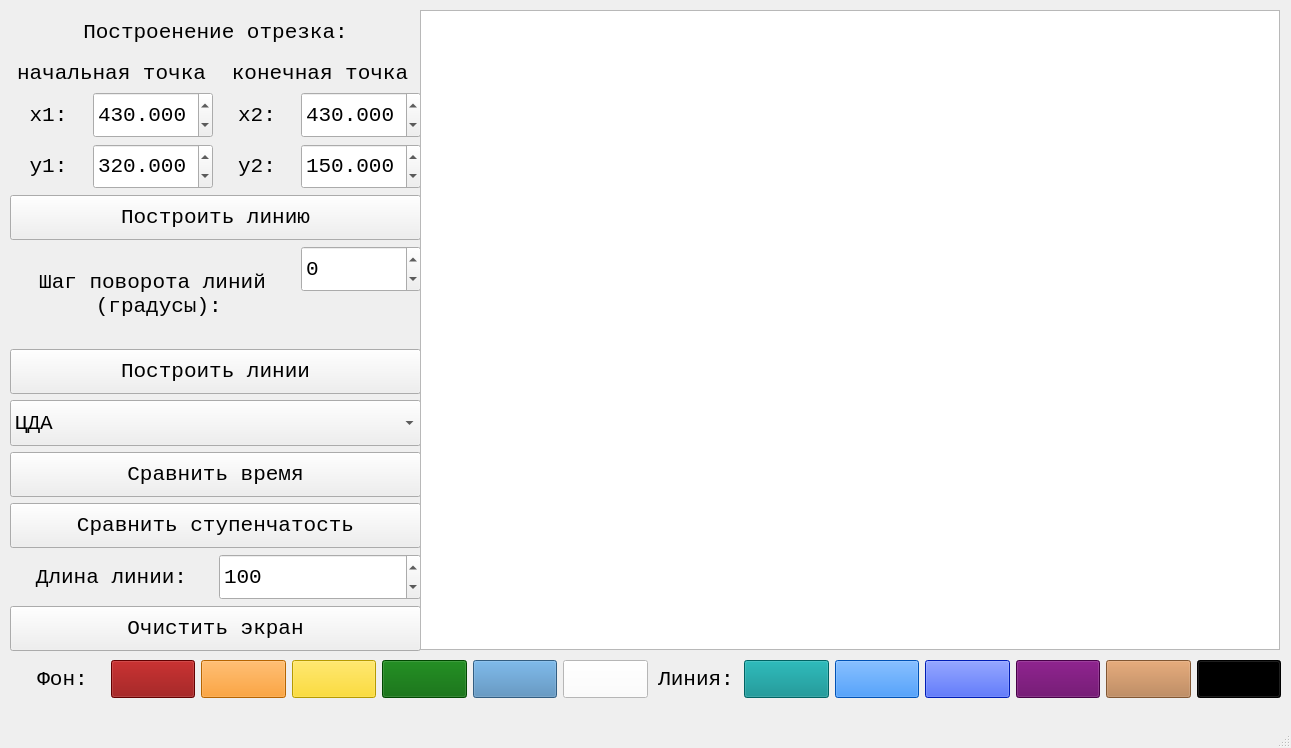
Above: lab_03_cg/mainwindow.ui from 4otis/4sem-computer-graphics before the change. Below: the same form after it.
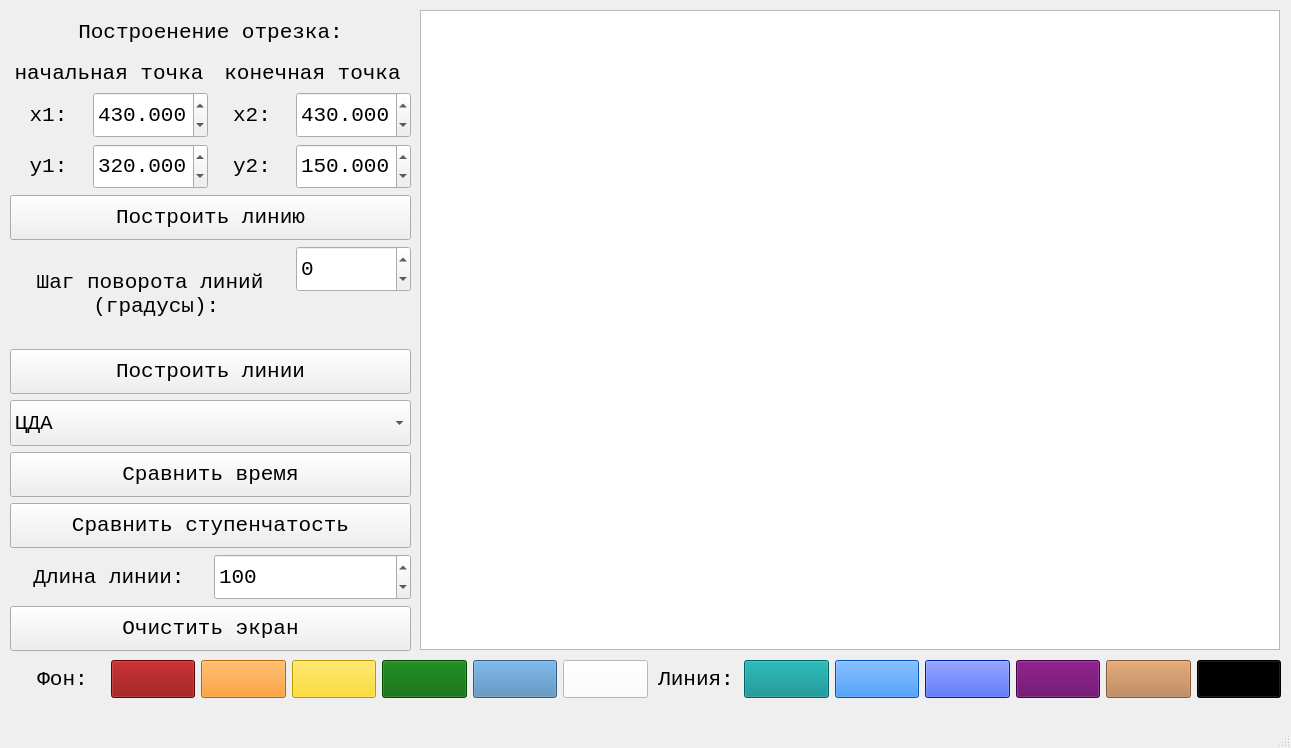
That is the form after the change.

```diff
--- a/lab_03_cg/mainwindow.ui
+++ b/lab_03_cg/mainwindow.ui
@@ -19,7 +19,7 @@
      <rect>
       <x>10</x>
       <y>10</y>
-      <width>411</width>
+      <width>401</width>
       <height>641</height>
      </rect>
     </property>
```
Left out of the diff: 28 changed lines with no effect on the pictures.
